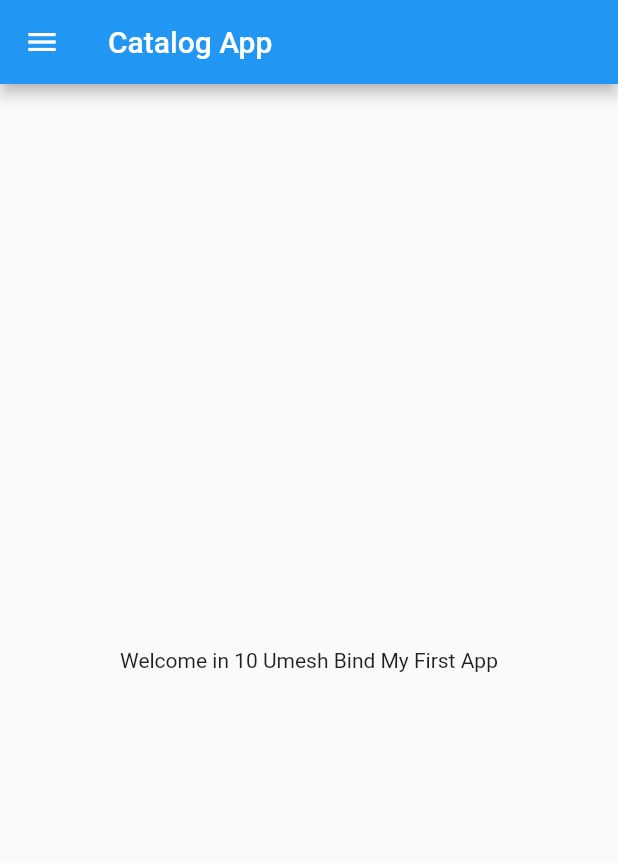
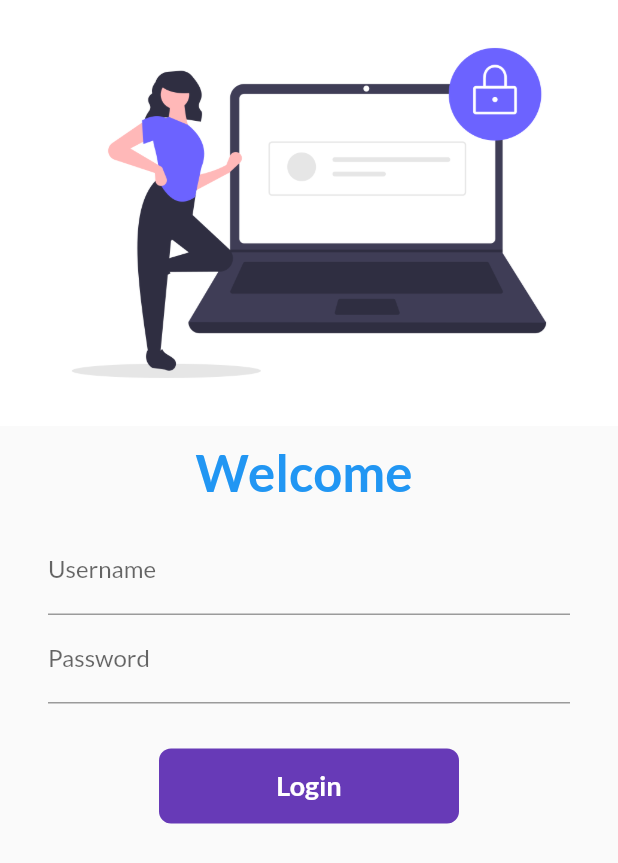
Before and after one commit to webfort-neeraj/Flutter, a Flutter app: the screen it shows after launch, on a phone screen of 412 x 824 dp. Shown: the top 863 px of the screen. Run offline on Flutter 3.47's test engine with Material 2 defaults, Android fonts, the phone set to English and light mode, and no system bars; our stand-ins replace google_fonts.

Commit message:
login and home page

```diff
--- a/lib/home_page.dart
+++ /dev/null
@@ -1,19 +0,0 @@
-import 'package:flutter/material.dart';
-class HomePage extends StatelessWidget {
-  const HomePage({Key? key}) : super(key: key);
-
-  @override
-  Widget build(BuildContext context) {
-    int num = 10;
-    String string = "Umesh Bind";
-    return Scaffold(
-      appBar: AppBar(
-        title: Text("Catalog App"),
-      ),
-        body: Center(
-                child: Container(
-                  child: Text("Welcome in ${num} ${string} My First App"),
-                )),
-    drawer: Drawer(),);
-  }
-}
--- a/lib/main.dart
+++ b/lib/main.dart
@@ -1,5 +1,8 @@
 import 'package:flutter/material.dart';
-import 'home_page.dart';
+import 'package:my_project/pages/login_page.dart';
+import 'package:google_fonts/google_fonts.dart';
+import 'pages/home_page.dart';
+import 'utils/routes.dart';
 
 void main() {
   runApp(const MyApp());
@@ -10,9 +13,20 @@ class MyApp extends StatelessWidget {
 
   @override
   Widget build(BuildContext context) {
-
     return MaterialApp(
-        home:HomePage()
-    );
+        themeMode: ThemeMode.light,
+        debugShowCheckedModeBanner: false,
+        theme: ThemeData(
+          primarySwatch: Colors.deepPurple,
+          fontFamily: GoogleFonts.lato().fontFamily,
+          primaryTextTheme: GoogleFonts.latoTextTheme(),
+        ),
+        darkTheme: ThemeData(brightness: Brightness.dark),
+        // initialRoute: "/home",
+        routes: {
+          "/": (context) => LoginPage(),
+          MyRoutes.homeRoute: (context) => HomePage(),
+          MyRoutes.loginRoute: (context) => LoginPage()
+        });
   }
 }
--- /dev/null
+++ b/lib/pages/home_page.dart
@@ -0,0 +1,26 @@
+import 'package:flutter/material.dart';
+
+class HomePage extends StatelessWidget {
+  const HomePage({Key? key}) : super(key: key);
+
+  @override
+  Widget build(BuildContext context) {
+    return Scaffold(
+      appBar: AppBar(
+        title: Text("MY RENT WORK"),
+      ),
+      body: Center(
+        child: Container(
+          child: Text("WELCOME IN MY RENT WORK"),
+        ),
+      ),
+      drawer: Drawer(
+        child: Center(
+          child: Container(
+            child: Text("HOME"),
+          ),
+        ),
+      ),
+    );
+  }
+}
--- /dev/null
+++ b/lib/pages/login_page.dart
@@ -0,0 +1,139 @@
+import 'package:flutter/material.dart';
+import '../utils/routes.dart';
+
+class LoginPage extends StatefulWidget {
+  @override
+  State<LoginPage> createState() => _LoginPageState();
+}
+
+class _LoginPageState extends State<LoginPage> {
+  String name = "";
+  bool changeButton = false;
+  final _formKey = GlobalKey<FormState>();
+  moveToHome(BuildContext context) async {
+    if (_formKey.currentState!.validate()) {
+      setState(() {
+        changeButton = true;
+      });
+      await Future.delayed(Duration(seconds: 2));
+      Navigator.pushNamed(context, MyRoutes.homeRoute);
+      await Navigator.pushNamed(context, MyRoutes.homeRoute);
+      setState(() {
+        changeButton = false;
+      });
+    }
+  }
+
+  @override
+  Widget build(BuildContext context) {
+    return Material(
+      child: SingleChildScrollView(
+        child: Form(
+          key: _formKey,
+          child: Column(
+            children: [
+              Image.asset(
+                "assets/images/login_image.png",
+                fit: BoxFit.cover,
+                // height: 200,
+              ),
+              SizedBox(
+                height: 10.0,
+                // child: Text("Head"),
+              ),
+              Text(
+                "Welcome $name",
+                style: TextStyle(
+                    fontSize: 17,
+                    color: Colors.blue,
+                    fontWeight: FontWeight.bold),
+                textScaleFactor: 2.0,
+              ),
+              Padding(
+                padding: const EdgeInsets.symmetric(
+                    vertical: 16.0, horizontal: 32.0),
+                child: Column(
+                  children: [
+                    TextFormField(
+                      decoration: InputDecoration(
+                          hintText: "Enter Username", labelText: "Username"),
+                      validator: (value) {
+                        if (value == null || value.isEmpty) {
+                          return "Username cannot be Empty";
+                        }
+                        return null;
+                      },
+                      onChanged: (value) => {
+                        setState(() {
+                          name = value;
+                        }),
+                      },
+                    ),
+                    TextFormField(
+                      obscureText: true,
+                      decoration: InputDecoration(
+                          hintText: "Enter Password", labelText: "Password"),
+                      validator: (value) {
+                        if (value == null || value.isEmpty) {
+                          return "Password cannot be Empty";
+                        } else if (value.length < 6) {
+                          return "Password should be atleast 6";
+                        }
+                        return null;
+                      },
+                    ),
+                    SizedBox(
+                      height: 30.0,
+                      // child: Text("Head"),
+                    ),
+                    Material(
+                      color: Colors.deepPurple,
+                      borderRadius:
+                          BorderRadius.circular(changeButton ? 50 : 8),
+                      child: InkWell(
+                          onTap: () => moveToHome(context),
+                          child: AnimatedContainer(
+                            duration: Duration(seconds: 2),
+                            height: 50,
+                            width: changeButton ? 100 : 200,
+                            alignment: Alignment.center,
+                            child: changeButton
+                                ? Icon(
+                                    Icons.done,
+                                    color: Colors.white,
+                                  )
+                                : Text(
+                                    "Login",
+                                    style: TextStyle(
+                                        color: Colors.white,
+                                        fontWeight: FontWeight.bold,
+                                        fontSize: 18),
+                                  ),
+                            // decoration: BoxDecoration(
+                            //   color: Colors.deepPurple,
+                            //   // borderRadius: BorderRadius.circular(8)
+                            //   shape: changeButton
+                            //       ? BoxShape.circle
+                            //       : BoxShape.rectangle,
+                            // ),
+                          )),
+                    ),
+                    // ElevatedButton(
+                    //     child: Text(
+                    //       "Login",
+                    //       style: TextStyle(fontSize: 20),
+                    //     ),
+                    //     style: TextButton.styleFrom(minimumSize: Size(200, 50)),
+                    //     onPressed: () {
+                    //       Navigator.pushNamed(context, MyRoutes.homeRoute);
+                    //     })
+                  ],
+                ),
+              )
+            ],
+          ),
+        ),
+      ),
+    );
+  }
+}
--- /dev/null
+++ b/lib/utils/routes.dart
@@ -0,0 +1,4 @@
+class MyRoutes {
+  static String loginRoute = "/login";
+  static String homeRoute = "/home";
+}
```
Also changed, not shown: pubspec.yaml (+4 -3 lines), assets/images/login_image.png (added), lib/widgets/drawer.dart (added), pubspec.lock, 1 other file.
